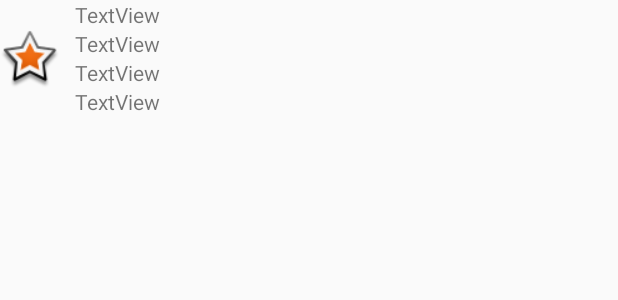
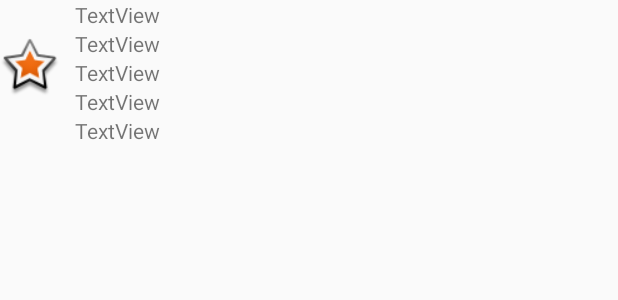
Before and after one commit to Giacomo1994/AppAuleStudio, an Android app: the layout row_layout_home.xml on its own in the app's theme, with its tools: preview values and no code run, on a phone screen of 412 x 824 dp. Shown: the top 300 px of the screen. Run offline under Robolectric (Android 15) with nearby library versions, the phone set to English and light mode, and no system bars.

Commit message:
Commit3 - 20/04

```diff
--- a/app/src/main/java/com/example/appaulestudio/MainActivity.java
+++ b/app/src/main/java/com/example/appaulestudio/MainActivity.java
@@ -44,6 +44,7 @@ public class MainActivity extends AppCompatActivity {
             Intent i=new Intent(MainActivity.this, Home.class);
             i.putExtra("from_login",false);
             startActivityForResult(i,2);
+            return;
         }
 
         txt_toRegistrazione=findViewById(R.id.log_toRegistrazione);
--- a/app/src/main/res/layout/row_layout_home.xml
+++ b/app/src/main/res/layout/row_layout_home.xml
@@ -14,7 +14,7 @@
             android:id="@+id/row_image_home"
             android:layout_width="40dp"
             android:layout_height="40dp"
-            android:layout_marginTop="20dp"
+            android:layout_marginTop="25dp"
             app:srcCompat="@android:drawable/star_big_on" />
     </LinearLayout>
 
@@ -42,6 +42,12 @@
             android:text="TextView" />
 
         <TextView
+            android:id="@+id/statoAula_home"
+            android:layout_width="match_parent"
+            android:layout_height="wrap_content"
+            android:text="TextView" />
+
+        <TextView
             android:id="@+id/flagGruppi_home"
             android:layout_width="match_parent"
             android:layout_height="wrap_content"
```
Also changed, not shown: app/src/main/java/com/example/appaulestudio/Aula.java (+5 -2 lines), app/src/main/java/com/example/appaulestudio/Home.java (+29 -3 lines).
